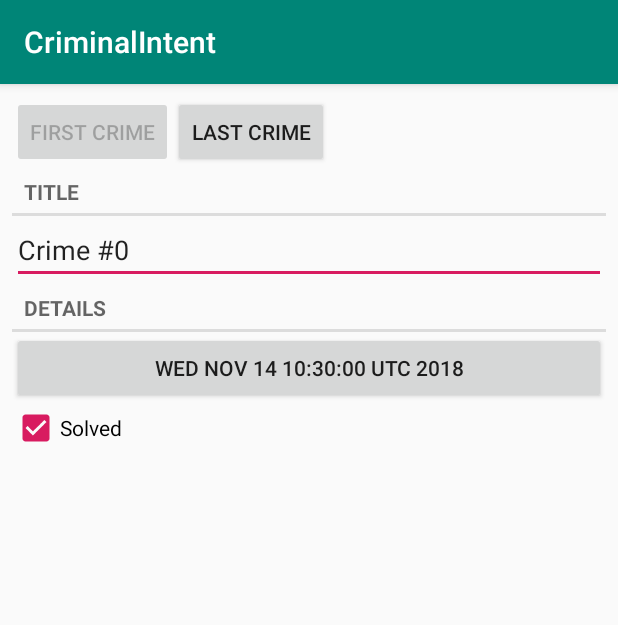
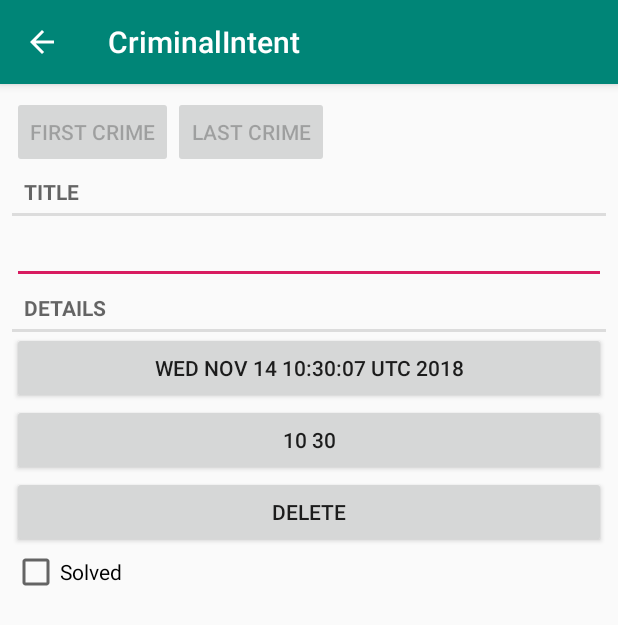
Before and after one commit to maxdk9/CriminalIntent, an Android app: the CrimeFragment screen opened directly, with no data from a screen before it, on a phone screen of 412 x 824 dp. Shown: the top 625 px of the screen. Run offline under Robolectric (Android 15) with nearby library versions, the phone set to English and light mode, and no system bars.

Commit message:
chapter13beforeexcercises

```diff
--- a/app/src/main/AndroidManifest.xml
+++ b/app/src/main/AndroidManifest.xml
@@ -9,7 +9,10 @@
         android:roundIcon="@mipmap/ic_launcher_round"
         android:supportsRtl="true"
         android:theme="@style/AppTheme">
-        <activity android:name=".page.CrimePageActivity">
+        <activity
+            android:name=".page.CrimePageActivity"
+            android:parentActivityName=".CrimeListActivity">
+
         </activity>
 
         <activity android:name=".CrimeListActivity">
--- a/app/src/main/java/criminalintent/and/mazzy/criminalintent/CrimeFragment.java
+++ b/app/src/main/java/criminalintent/and/mazzy/criminalintent/CrimeFragment.java
@@ -10,7 +10,10 @@ import android.support.v4.app.Fragment;
 import android.support.v4.app.FragmentManager;
 import android.text.Editable;
 import android.text.TextWatcher;
+import android.text.format.Time;
 import android.view.LayoutInflater;
+import android.view.Menu;
+import android.view.MenuInflater;
 import android.view.MotionEvent;
 import android.view.View;
 import android.view.ViewGroup;
@@ -19,7 +22,9 @@ import android.widget.CheckBox;
 import android.widget.CompoundButton;
 import android.widget.EditText;
 
+import java.text.SimpleDateFormat;
 import java.util.Date;
+import java.util.Locale;
 import java.util.UUID;
 
 import criminalintent.and.mazzy.criminalintent.page.CrimePageActivity;
@@ -33,6 +38,11 @@ public class CrimeFragment extends Fragment {
     Crime mCrime;
     private EditText mEditText;
     private Button mDateButton;
+    private Button mTimeButton;
+    private Button mDeleteButton;
+
+
+
     private CheckBox mSolvedCheckbox;
 
     @Override
@@ -46,6 +56,7 @@ public class CrimeFragment extends Fragment {
         mCrime.setDate(date);
 
         update_mDate(date);
+        update_Time(date);
 
 
     }
@@ -117,6 +128,21 @@ public class CrimeFragment extends Fragment {
         });
 
 
+        mTimeButton = v.findViewById(R.id.crimeTime);
+        update_Time(mCrime.getDate());
+        mTimeButton.setEnabled(true);
+
+        mTimeButton.setOnClickListener(new View.OnClickListener() {
+            @Override
+            public void onClick(View view) {
+                FragmentManager fragmentManager = getFragmentManager();
+                TimePickerFragment dialog = TimePickerFragment.newInstance(mCrime.getDate());
+                dialog.setTargetFragment(CrimeFragment.this,REQUEST_DATE);
+                dialog.show(fragmentManager,DIALOG_DATE);
+
+            }
+        });
+
 
 
         mSolvedCheckbox = v.findViewById(R.id.crimeSolved);
@@ -127,6 +153,23 @@ public class CrimeFragment extends Fragment {
                 mCrime.setSolved(b);
             }
         });
+
+        mDeleteButton = v.findViewById(R.id.crimeDelete);
+        mDeleteButton.setOnClickListener(new View.OnClickListener() {
+            @Override
+            public void onClick(View view) {
+                CrimeLab.getInstance(getActivity()).DeleteCrime(mCrime);
+                getActivity().finish();
+            }
+        });
         return v;
     }
+
+    private void update_Time(Date date) {
+
+
+        SimpleDateFormat dateFormat = new SimpleDateFormat("HH mm", Locale.ENGLISH);
+        String restime = dateFormat.format(date);
+        mTimeButton.setText(restime);
+    }
 }
--- a/app/src/main/res/layout/fragment_crime.xml
+++ b/app/src/main/res/layout/fragment_crime.xml
@@ -31,6 +31,18 @@
         android:layout_width="match_parent"
         android:layout_height="wrap_content"
         android:text=""/>
+    <Button
+        android:id="@+id/crimeTime"
+        android:layout_width="match_parent"
+        android:layout_height="wrap_content"
+        android:text=""/>
+
+    <Button
+        android:id="@+id/crimeDelete"
+        android:layout_width="match_parent"
+        android:layout_height="wrap_content"
+        android:text="@string/button_delete"
+        />
     <CheckBox
         android:id="@+id/crimeSolved"
         android:text="@string/crime_solved_label"
--- a/app/src/main/res/values/strings.xml
+++ b/app/src/main/res/values/strings.xml
@@ -8,4 +8,9 @@
     <string name="lastcrime">Last Crime</string>
     <string name="firstcrime">First Crime</string>
     <string name="date_picker_title">Date of crime</string>
+    <string name="new_crime">New Crime</string>
+    <string name="show_subtitle">Show Subtitle</string>
+    <string name="hide_subtitle">Hide Subtitle</string>
+    <string name="subtitle_format">%1$d crimes</string>
+    <string name="button_delete">Delete</string>
 </resources>
```
Also changed, not shown: app/src/main/java/criminalintent/and/mazzy/criminalintent/CrimeLab.java (+12 -1 lines), app/src/main/java/criminalintent/and/mazzy/criminalintent/CrimeListFragment.java (+76 -0 lines), app/src/main/java/criminalintent/and/mazzy/criminalintent/TimePickerFragment.java (+26 -7 lines), app/src/main/res/menu/fragment_crime_list.xml (added, +15 -0 lines), app/src/main/ic_menu_add-web.png (added), app/src/main/res/mipmap-hdpi/ic_menu_add.png (added), app/src/main/res/mipmap-mdpi/ic_menu_add.png (added), app/src/main/res/mipmap-xhdpi/ic_menu_add.png (added), app/src/main/res/mipmap-xxhdpi/ic_menu_add.png (added), app/src/main/res/mipmap-xxxhdpi/ic_menu_add.png (added), app/src/main/res/values/styles.xml (line endings or trailing spaces).
